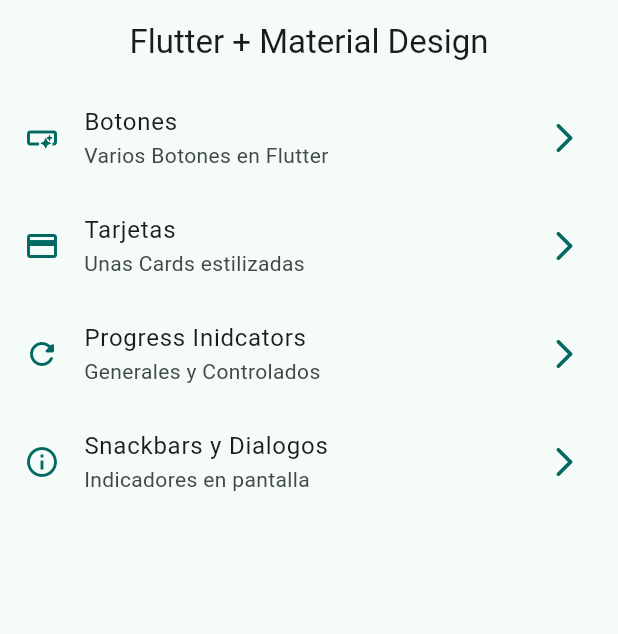
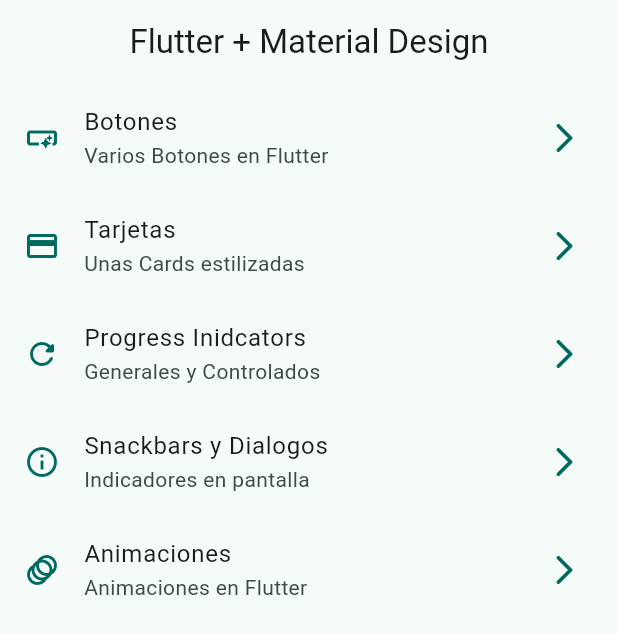
Before and after one commit to ldiazg97/Flutter-Course, a Flutter app: the screen it shows after launch, on a phone screen of 412 x 824 dp. Shown: the top 634 px of the screen. Run offline on Flutter 3.47's test engine with Material 3 defaults, Android fonts, the phone set to English and light mode, and no system bars; our stand-ins replace go_router.

Commit message:
Añadir pantalla de Animaciones con contenedor animado y funcionalidad para cambiar forma

```diff
--- a/lib/config/menu/menu_items.dart
+++ b/lib/config/menu/menu_items.dart
@@ -39,4 +39,10 @@ const appMenuItems = <MenuItems>[
     link: '/snackbars',
     icon: Icons.info_outline,
   ),
+  MenuItems(
+    title: 'Animaciones',
+    subTitle: 'Animaciones en Flutter',
+    link: '/animations',
+    icon: Icons.animation,
+  ),
 ];
--- a/lib/config/router/app_router.dart
+++ b/lib/config/router/app_router.dart
@@ -19,5 +19,9 @@ final appRouter = GoRouter(
       path: '/snackbars',
       builder: (context, state) => const SnackbarScreen(),
     ),
+    GoRoute(
+      path: '/animations',
+      builder: (context, state) => const AnimatedScreen(),
+    ),
   ],
 );
```
Also changed, not shown: lib/presentations/screens/animated/animated_screen.dart (+47 -2 lines).
